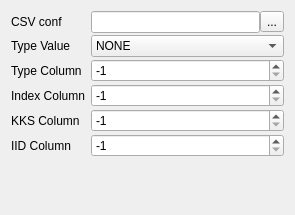
Qt form handlerwgt/dephandlerwidget.ui (khomchenkovaa/PortListener) before a commit.
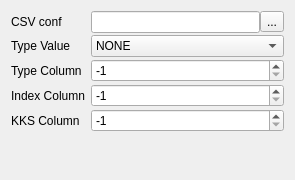
The same form after that commit.

```diff
--- a/handlerwgt/dephandlerwidget.ui
+++ b/handlerwgt/dephandlerwidget.ui
@@ -7,7 +7,7 @@
     <x>0</x>
     <y>0</y>
     <width>295</width>
-    <height>215</height>
+    <height>180</height>
    </rect>
   </property>
   <property name="windowTitle">
@@ -127,26 +127,6 @@
      </property>
     </widget>
    </item>
-   <item row="5" column="0">
-    <widget class="QLabel" name="lblIidColumn">
-     <property name="text">
-      <string>IID Column</string>
-     </property>
-    </widget>
-   </item>
-   <item row="5" column="1">
-    <widget class="QSpinBox" name="spinIidColumn">
-     <property name="minimum">
-      <number>-1</number>
-     </property>
-     <property name="maximum">
-      <number>20</number>
-     </property>
-     <property name="value">
-      <number>-1</number>
-     </property>
-    </widget>
-   </item>
   </layout>
  </widget>
  <resources/>
```
